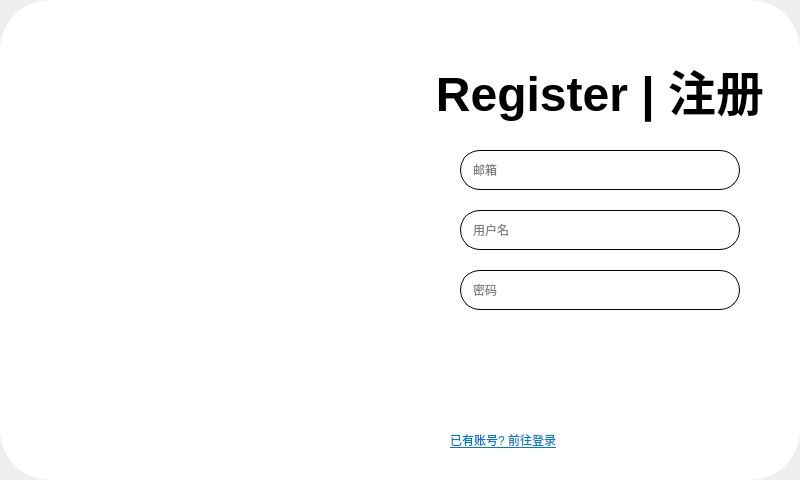
The window that loginwidget.ui (XinyuCraft/ShitChat) describes before a commit, drawn with Qt 5.
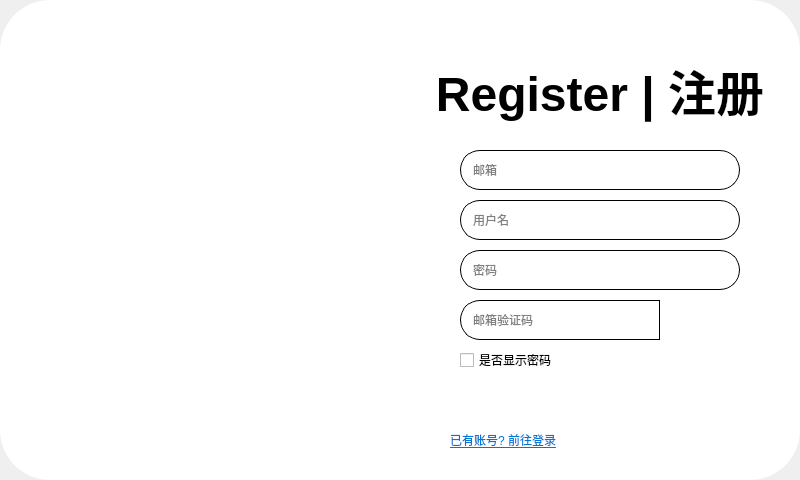
The same window after the commit. The open tabs and pages were chosen to show the change. Icons and pictures are not drawn.

The edit to the form file:
```diff
--- a/loginwidget.ui
+++ b/loginwidget.ui
@@ -73,11 +73,8 @@
 	color: rgb(255, 255, 255);
 }
 /* 输入框 */
-QLineEdit {
-	padding-left:10px;
-	border:1px solid black;
-	border-radius:20px
-}
+
+
 
 QPushButton#CloseButton: hover {
 	border: none;
@@ -129,7 +126,7 @@
      </rect>
     </property>
     <property name="currentIndex">
-     <number>1</number>
+     <number>0</number>
     </property>
     <widget class="QWidget" name="LoginPage">
      <widget class="QLabel" name="LoginLabel">
@@ -154,6 +151,13 @@
         <height>40</height>
        </rect>
       </property>
+      <property name="styleSheet">
+       <string notr="true">QLineEdit {
+	padding-left:10px;
+	border:1px solid black;
+	border-radius:20px
+}</string>
+      </property>
       <property name="inputMask">
        <string/>
       </property>
@@ -173,6 +177,13 @@
         <height>40</height>
        </rect>
       </property>
+      <property name="styleSheet">
+       <string notr="true">QLineEdit {
+	padding-left:10px;
+	border:1px solid black;
+	border-radius:20px
+}</string>
+      </property>
       <property name="text">
        <string/>
       </property>
@@ -247,11 +258,18 @@
       <property name="geometry">
        <rect>
         <x>60</x>
-        <y>210</y>
+        <y>200</y>
         <width>280</width>
         <height>40</height>
        </rect>
       </property>
+      <property name="styleSheet">
+       <string notr="true">QLineEdit {
+	padding-left:10px;
+	border:1px solid black;
+	border-radius:20px
+}</string>
+      </property>
       <property name="placeholderText">
        <string>用户名</string>
       </property>
@@ -265,6 +283,13 @@
         <height>40</height>
        </rect>
       </property>
+      <property name="styleSheet">
+       <string notr="true">QLineEdit {
+	padding-left:10px;
+	border:1px solid black;
+	border-radius:20px
+}</string>
+      </property>
       <property name="placeholderText">
        <string>邮箱</string>
       </property>
@@ -273,11 +298,18 @@
       <property name="geometry">
        <rect>
         <x>60</x>
-        <y>270</y>
+        <y>250</y>
         <width>280</width>
         <height>40</height>
        </rect>
       </property>
+      <property name="styleSheet">
+       <string notr="true">QLineEdit {
+	padding-left:10px;
+	border:1px solid black;
+	border-radius:20px
+}</string>
+      </property>
       <property name="echoMode">
        <enum>QLineEdit::Password</enum>
       </property>
@@ -314,6 +346,61 @@
        <string>&lt;html&gt;&lt;head/&gt;&lt;body&gt;&lt;p&gt;&lt;a href=&quot;#&quot;&gt;&lt;span style=&quot; text-decoration: underline; color:#0078d4;&quot;&gt;已有账号? 前往登录&lt;/span&gt;&lt;/a&gt;&lt;/p&gt;&lt;/body&gt;&lt;/html&gt;</string>
       </property>
      </widget>
+     <widget class="QLineEdit" name="VerificationCodeLineEdit">
+      <property name="geometry">
+       <rect>
+        <x>60</x>
+        <y>300</y>
+        <width>200</width>
+        <height>40</height>
+       </rect>
+      </property>
+      <property name="styleSheet">
+       <string notr="true">padding-left:10px;
+border:1px solid black;
+border-top-left-radius: 20px;
+border-bottom-left-radius: 20px;</string>
+      </property>
+      <property name="echoMode">
+       <enum>QLineEdit::Normal</enum>
+      </property>
+      <property name="placeholderText">
+       <string>邮箱验证码</string>
+      </property>
+     </widget>
+     <widget class="QPushButton" name="GetVerificationCodeButton">
+      <property name="geometry">
+       <rect>
+        <x>260</x>
+        <y>300</y>
+        <width>80</width>
+        <height>40</height>
+       </rect>
+      </property>
+      <property name="styleSheet">
+       <string notr="true">background: qlineargradient(x1: 0, y1: 0, x2: 1, y2: 1,
+							stop: 0 rgb(113, 65, 168), stop: 1 rgba(44, 114, 251, 1));
+border-top-right-radius: 20px;
+border-bottom-right-radius: 20px;
+color: rgb(255, 255, 255);</string>
+      </property>
+      <property name="text">
+       <string>获取验证码</string>
+      </property>
+     </widget>
+     <widget class="QCheckBox" name="PasswordCheckBox_reg">
+      <property name="geometry">
+       <rect>
+        <x>60</x>
+        <y>350</y>
+        <width>100</width>
+        <height>20</height>
+       </rect>
+      </property>
+      <property name="text">
+       <string>是否显示密码</string>
+      </property>
+     </widget>
     </widget>
    </widget>
    <widget class="QPushButton" name="CloseButton">
```
